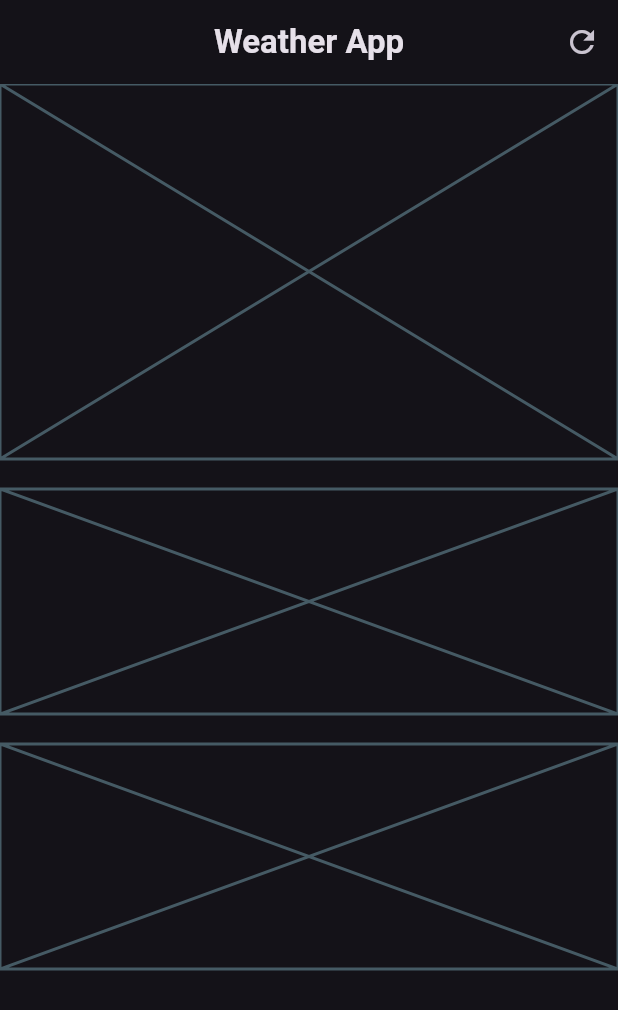
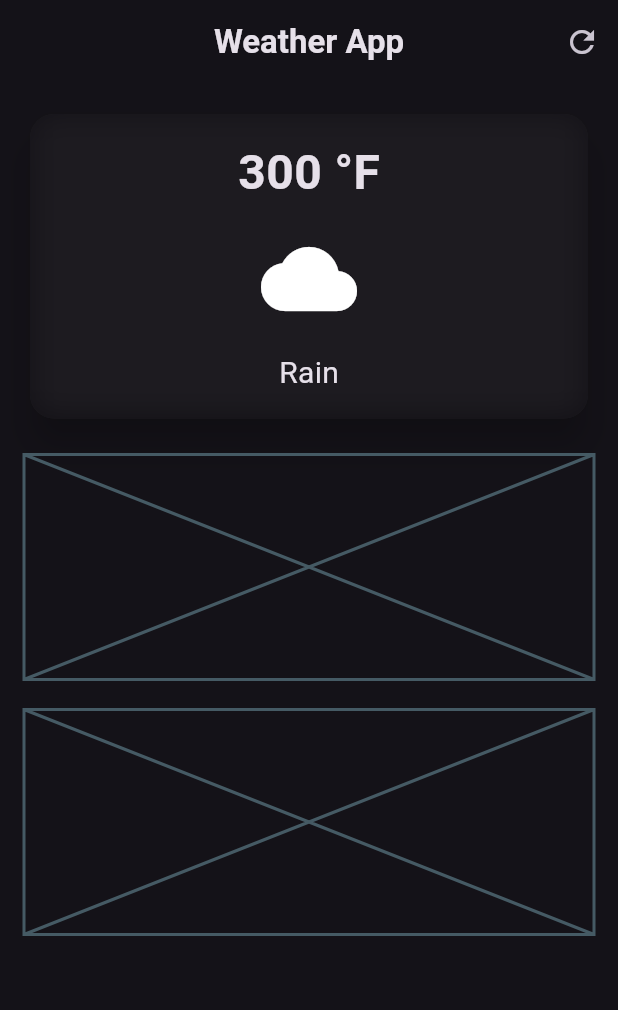
Before and after one commit to ppawlusiak/weather_app, a Flutter app: the screen it shows after launch, on a phone screen of 412 x 824 dp. Shown: the top 1010 px of the screen. Run offline on Flutter 3.47's test engine with Material 3 defaults, Android fonts, the phone set to English and light mode, and no system bars.

Commit message:
Create main card

```diff
--- a/lib/weather_screen.dart
+++ b/lib/weather_screen.dart
@@ -1,3 +1,5 @@
+import 'dart:ui';
+
 import 'package:flutter/material.dart';
 
 class WeatherScreen extends StatelessWidget {
@@ -23,24 +25,75 @@ class WeatherScreen extends StatelessWidget {
           )
         ],
       ),
-      body: Column(
+      body: Padding(
+        padding: const EdgeInsets.all(16.0),
+        child: Column(
           children: [
             // main card
-          const Placeholder(
-            fallbackHeight: 250,
+            SizedBox(
+              width: double.infinity,
+              child: Card(
+                elevation: 10,
+                shadowColor: Colors.black87,
+                shape: RoundedRectangleBorder(
+                  borderRadius: BorderRadius.circular(16),
                 ),
-          const SizedBox(height: 20),
+                child: ClipRRect(
+                  borderRadius: BorderRadius.circular(16),
+                  child: BackdropFilter(
+                    filter: ImageFilter.blur(
+                      sigmaX: 10,
+                      sigmaY: 10,
+                    ),
+                    child: const Padding(
+                      padding: EdgeInsets.all(16.0),
+                      child: Column(
+                        children: [
+                          Text(
+                            '300 °F',
+                            style: TextStyle(
+                              fontSize: 32,
+                              fontWeight: FontWeight.bold,
+                            ),
+                          ),
+                          SizedBox(
+                            height: 16,
+                          ),
+                          Icon(
+                            Icons.cloud,
+                            size: 64,
+                          ),
+                          SizedBox(
+                            height: 16,
+                          ),
+                          Text(
+                            'Rain',
+                            style: TextStyle(fontSize: 20),
+                          )
+                        ],
+                      ),
+                    ),
+                  ),
+                ),
+              ),
+            ),
+            const SizedBox(
+              height: 20,
+            ),
             // forecast cards
             const Placeholder(
               fallbackHeight: 150,
             ),
-          const SizedBox(height: 20),
+            const SizedBox(
+              height: 20,
+            ),
             // additional information
             const Placeholder(
               fallbackHeight: 150,
             )
           ],
         ),
+      ),
     );
   }
 }
```
Lines whose indentation alone changed are shown as unchanged.
